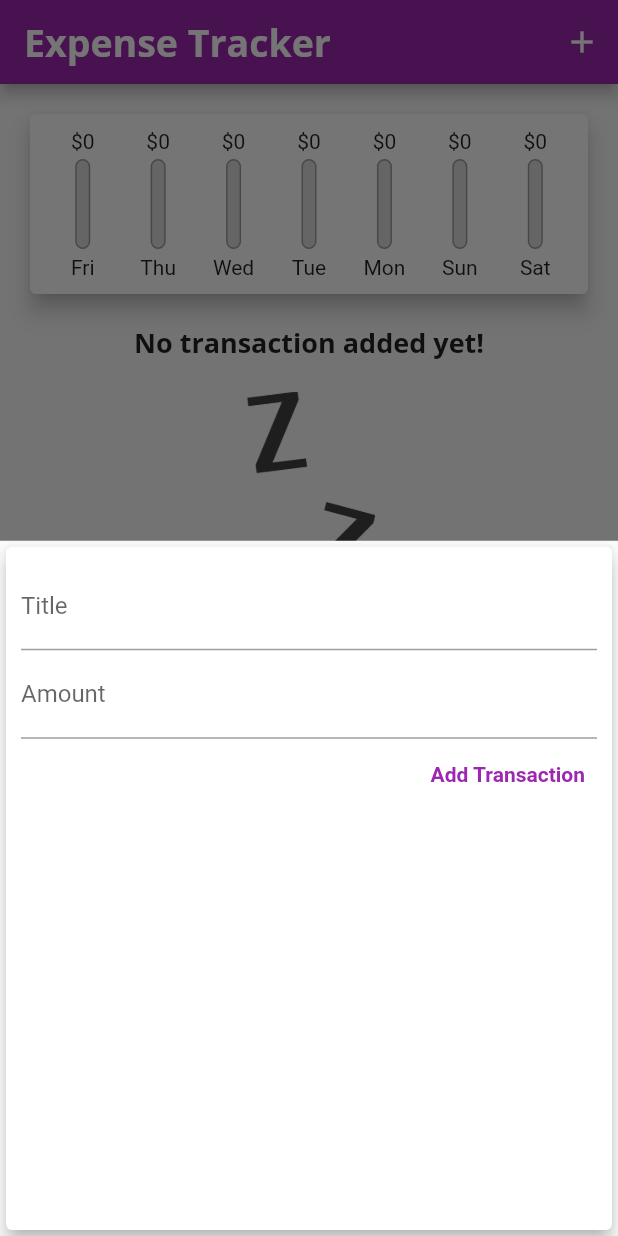
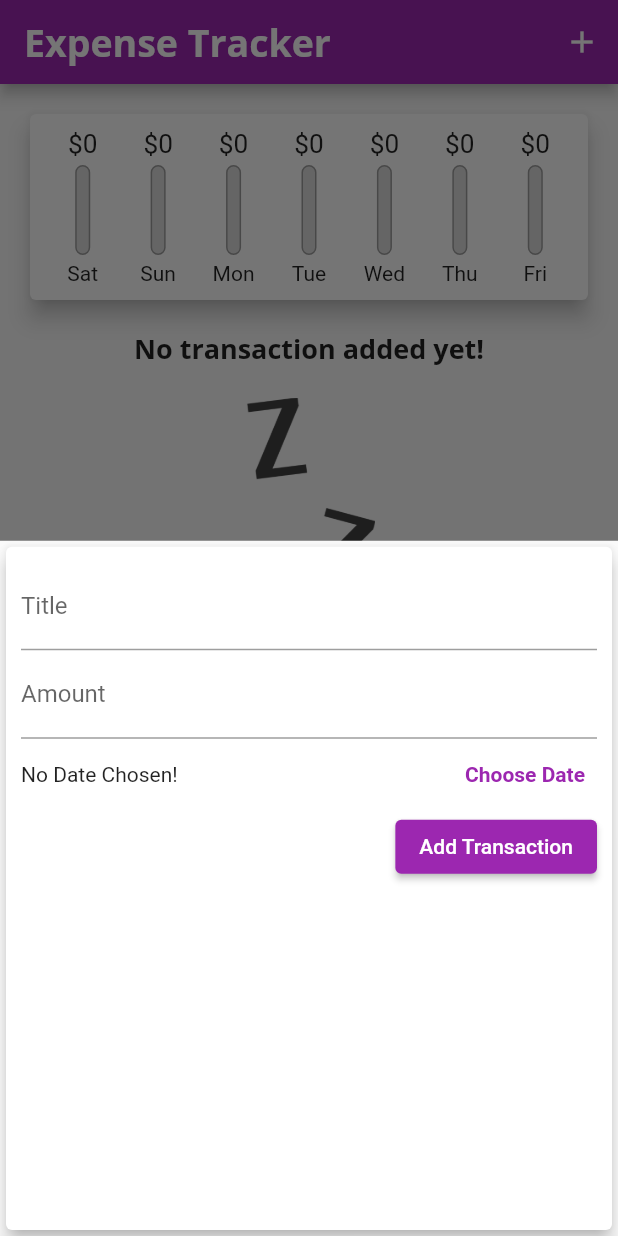
Before and after one commit to shawon-majid/Personal-Expense-Tracker, a Flutter app: the screen it shows after launch, after a tap on the "add" icon, on a phone screen of 412 x 824 dp. Run offline on Flutter 3.47's test engine with Material 2 defaults, Android fonts, the light colour scheme and no system bars.

Commit message:
added delete functionality and UI adjustments

```diff
--- a/lib/main.dart
+++ b/lib/main.dart
@@ -20,9 +20,15 @@ class MyApp extends StatelessWidget {
               fontFamily: 'OpenSans',
               fontWeight: FontWeight.bold,
               fontSize: 18,
-              // color: Colors.green,
             ),
           ),
+
+      elevatedButtonTheme: ElevatedButtonThemeData(
+        style: ButtonStyle(
+          foregroundColor: MaterialStateProperty.all(Colors.white),
+        ),
+      ),
+
       appBarTheme: AppBarTheme(
         titleTextStyle: TextStyle(
           fontFamily: 'OpenSans',
@@ -77,12 +83,13 @@ class _MyHomePageState extends State<MyHomePage> {
     }).toList();
   }
 
-  void _addNewTransaction(String txTitle, double txAmount) {
+  void _addNewTransaction(
+      String txTitle, double txAmount, DateTime pickedDate) {
     final newTx = Transaction(
       id: '${DateTime.now()}$txTitle',
       title: txTitle,
       amount: txAmount,
-      date: DateTime.now(),
+      date: pickedDate,
     );
 
     setState(() {
@@ -97,6 +104,14 @@ class _MyHomePageState extends State<MyHomePage> {
         return NewTransaction(_addNewTransaction);
       },
     );
+  }
+
+  void _deleteTransaction(String id) {
+    setState(() {
+      _userTransactions.removeWhere((element) {
+        return element.id == id;
+      });
+    });
   }
 
   @override
@@ -123,7 +138,7 @@ class _MyHomePageState extends State<MyHomePage> {
           // mainAxisAlignment: MainAxisAlignment.spaceBetween,
           children: [
             Chart(_recentTransactions),
-            TransactionList(_userTransactions),
+            TransactionList(_userTransactions, _deleteTransaction),
           ],
         ),
       ),
--- a/lib/widgets/chart.dart
+++ b/lib/widgets/chart.dart
@@ -37,7 +37,7 @@ class Chart extends StatelessWidget {
         'day': DateFormat.E().format(weekDay),
         'amount': totalSum,
       };
-    });
+    }).reversed.toList();
   }
 
   @override
--- a/lib/widgets/chart_bar.dart
+++ b/lib/widgets/chart_bar.dart
@@ -14,8 +14,11 @@ class ChartBar extends StatelessWidget {
     print('percentage of total : $percentageOfTotal');
     return Column(
       children: [
-        FittedBox(
-          child: Text('\$${spendingAmount.toStringAsFixed(0)}'),
+        Container(
+          height: 20,
+          child: FittedBox(
+            child: Text('\$${spendingAmount.toStringAsFixed(0)}'),
+          ),
         ),
         SizedBox(
           height: 4,
--- a/lib/widgets/new_transaction.dart
+++ b/lib/widgets/new_transaction.dart
@@ -1,4 +1,5 @@
 import 'package:flutter/material.dart';
+import 'package:intl/intl.dart';
 
 class NewTransaction extends StatefulWidget {
   final Function addTx;
@@ -10,24 +11,46 @@ class NewTransaction extends StatefulWidget {
 }
 
 class _NewTransactionState extends State<NewTransaction> {
-  final TextEditingController titleController = TextEditingController();
+  final TextEditingController _titleController = TextEditingController();
+  final TextEditingController _amountController = TextEditingController();
+  DateTime _pickedDate;
 
-  final TextEditingController amountController = TextEditingController();
+  void _submitData() {
+    if (_amountController.text.isEmpty) {
+      return;
+    }
 
-  void submitData() {
-    final enteredText = titleController.text;
-    final enteredAmount = double.parse(amountController.text);
+    final enteredText = _titleController.text;
+    final enteredAmount = double.parse(_amountController.text);
+    final enteredDate = _pickedDate;
 
-    if (enteredText.isEmpty || enteredAmount <= 0) {
+    if (enteredText.isEmpty || enteredAmount <= 0 || enteredDate == null) {
       return;
     }
 
     widget.addTx(
       enteredText,
       enteredAmount,
+      enteredDate,
     );
 
     Navigator.of(context).pop();
+  }
+
+  void _presentDatePicker() {
+    showDatePicker(
+      context: context,
+      initialDate: DateTime.now(),
+      firstDate: DateTime(2023),
+      lastDate: DateTime.now(),
+    ).then((userDate) {
+      if (userDate == null) {
+        return;
+      } else
+        setState(() {
+          _pickedDate = userDate;
+        });
+    });
   }
 
   @override
@@ -41,8 +64,8 @@ class _NewTransactionState extends State<NewTransaction> {
           children: [
             TextField(
               decoration: InputDecoration(labelText: 'Title'),
-              controller: titleController,
-              onSubmitted: (_) => submitData(),
+              controller: _titleController,
+              onSubmitted: (_) => _submitData(),
 
               // onChanged: (str) {
               //   // titleController.
@@ -51,25 +74,36 @@ class _NewTransactionState extends State<NewTransaction> {
             ),
             TextField(
               decoration: InputDecoration(labelText: 'Amount'),
-              controller: amountController,
+              controller: _amountController,
               keyboardType: TextInputType.numberWithOptions(decimal: true),
-              onSubmitted: (_) => submitData(),
+              onSubmitted: (_) => _submitData(),
 
               // onChanged: (str) => amountInput = str,
             ),
-            TextButton(
-              onPressed: submitData,
+            Row(
+              mainAxisAlignment: MainAxisAlignment.spaceBetween,
+              children: [
+                Text((_pickedDate == null)
+                    ? 'No Date Chosen!'
+                    : 'Picked Date: ${DateFormat.yMd().format(_pickedDate)}'),
+                TextButton(
+                  onPressed: _presentDatePicker,
+                  child: Text(
+                    'Choose Date',
+                    style: TextStyle(fontWeight: FontWeight.bold),
+                  ),
+                )
+              ],
+            ),
+            ElevatedButton(
+              onPressed: _submitData,
               child: Text(
                 'Add Transaction',
                 style: TextStyle(
-                  fontWeight: FontWeight.bold,
-                ),
+                    // fontWeight: FontWeight.bold,
+                    ),
               ),
-              style: ButtonStyle(
-                foregroundColor: MaterialStateProperty.all(
-                  Colors.purple,
-                ),
-              ),
+              style: Theme.of(context).elevatedButtonTheme.style,
             ),
           ],
         ),
--- a/lib/widgets/transaction_list.dart
+++ b/lib/widgets/transaction_list.dart
@@ -5,13 +5,14 @@ import '../models/transaction.dart';
 
 class TransactionList extends StatelessWidget {
   final List<Transaction> transactions;
+  final Function deleteTransaction;
 
-  TransactionList(this.transactions);
+  TransactionList(this.transactions, this.deleteTransaction);
 
   @override
   Widget build(BuildContext context) {
     return Container(
-      height: 400,
+      height: 600,
       child: (transactions.isEmpty)
           ? Column(
               children: [
@@ -55,7 +56,15 @@ class TransactionList extends StatelessWidget {
                       style: Theme.of(context).textTheme.titleLarge,
                     ),
                     subtitle: Text(
-                        DateFormat.yMMMd().format(transactions[index].date)),
+                      DateFormat.yMMMd().format(transactions[index].date),
+                    ),
+                    trailing: IconButton(
+                      icon: Icon(Icons.delete),
+                      color: Theme.of(context).errorColor,
+                      onPressed: () {
+                        deleteTransaction(transactions[index].id);
+                      },
+                    ),
                   ),
                 );
               },
```
